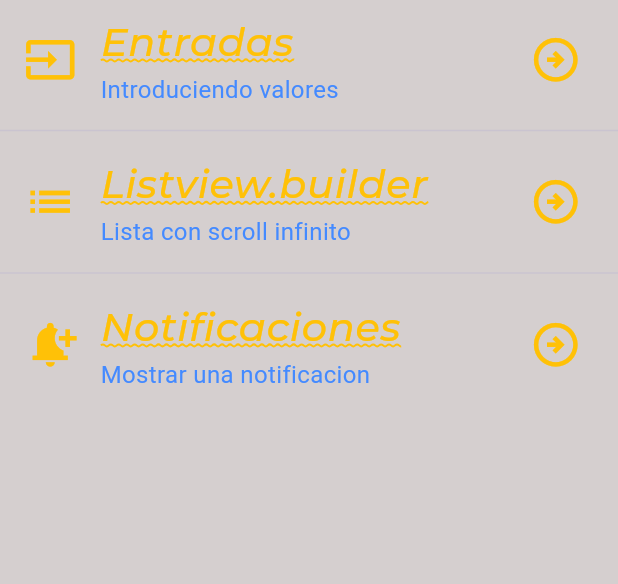
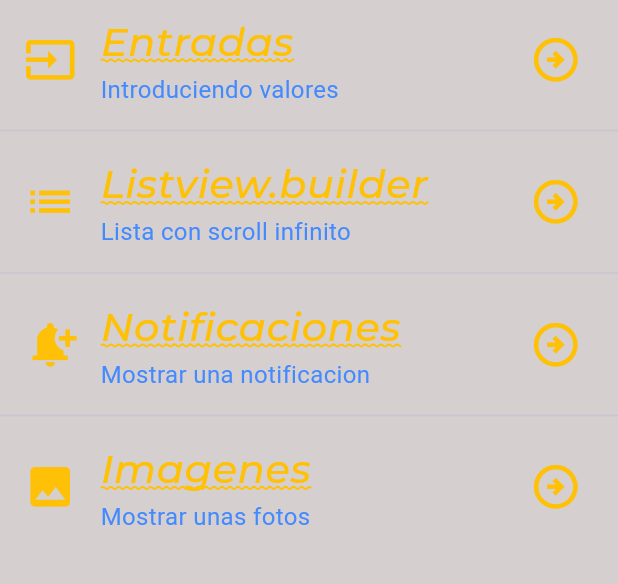
Before and after one commit to luisEnrique22xd/componentes_flutter, a Flutter app: the screen it shows after launch, on a phone screen of 412 x 824 dp, the part 84-668 px from its top. Run offline on Flutter 3.47's test engine with Material 3 defaults, Android fonts, the phone set to English and light mode, and no system bars; our stand-ins replace google_fonts; Roboto replaces fonts that are missing (Amethysta).

Commit message:
12 Adding Image

```diff
--- a/lib/screens/home_screen.dart
+++ b/lib/screens/home_screen.dart
@@ -1,4 +1,5 @@
 import 'package:flutter/material.dart';
+import 'package:practica3/screens/image_screens.dart';
 import 'package:practica3/screens/infinit_scroll_screen.dart';
 import 'package:practica3/screens/inputs_screen.dart';
 import 'package:practica3/screens/notifications_screen.dart';
@@ -85,6 +86,30 @@ class HomeScreen extends StatelessWidget {
                 Navigator.push(context, ruta3);
               },
             ),
+            const Divider(),
+             ListTile(
+              title: Text('Imagenes',
+              style: AppTheme.lightTheme.textTheme.headlineLarge,
+              ),
+              subtitle:  Text('Mostrar unas fotos',
+              style:  AppTheme.lightTheme.textTheme.bodySmall,),
+              leading:IconTheme(
+                data:AppTheme.lightTheme.iconTheme ,
+                child:  const Icon(Icons.image),
+                ),
+
+              trailing: IconTheme(
+                data:AppTheme.lightTheme.iconTheme ,
+                child:   const Icon(Icons.arrow_circle_right_outlined),
+                ),
+
+              onTap:()  {
+                final ruta4 =MaterialPageRoute(builder: (context){
+                  return const ImageScreen();
+                });
+                Navigator.push(context, ruta4);
+              },
+            ),
           ],
         ),
     );
--- a/pubspec.yaml
+++ b/pubspec.yaml
@@ -18,3 +18,5 @@ dev_dependencies:
 
 flutter:
   uses-material-design: true
+  assets:
+     - assets/img/blue_mosque.jpg
```
Also changed, not shown: lib/screens/image_screens.dart (added, +25 -0 lines), assets/img/blue_mosque.jpg (added).
